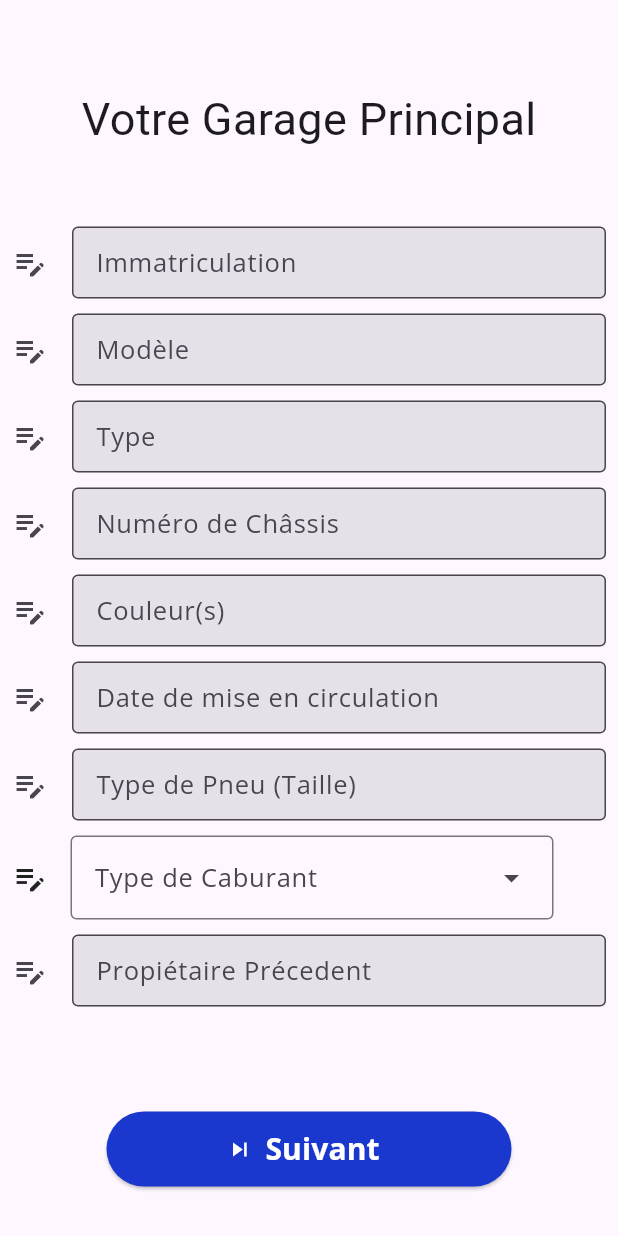
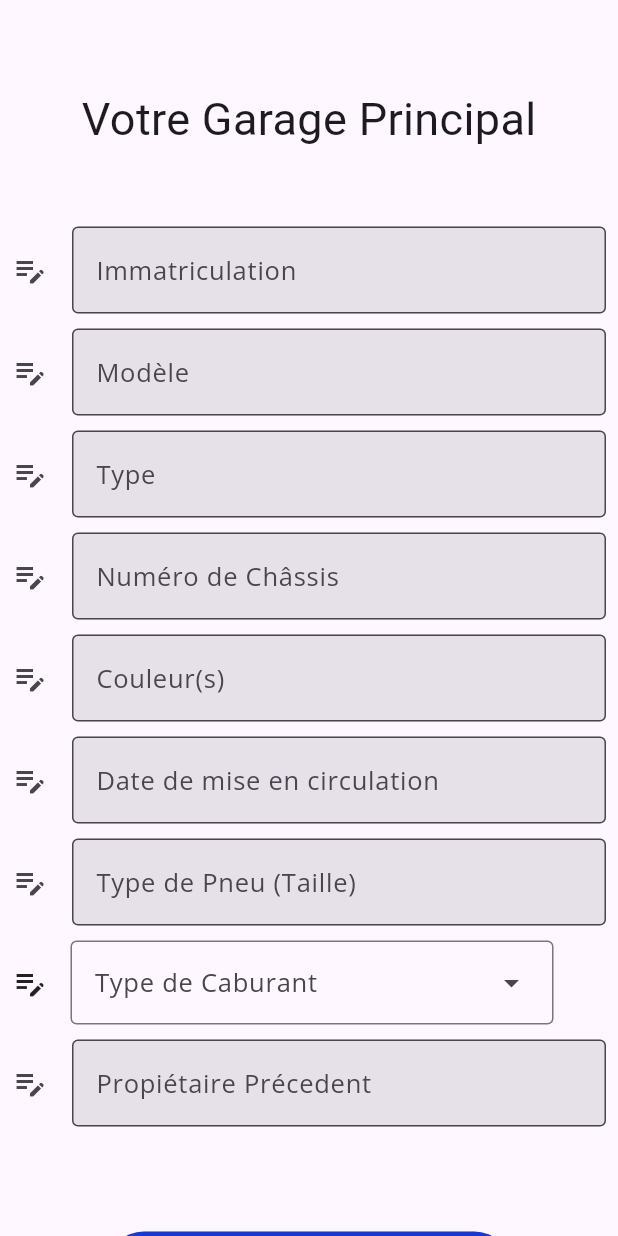
Before and after one commit to segnindenin/articars, a Flutter app: the CarRegister screen opened directly, on a phone screen of 412 x 824 dp. Run offline on Flutter 3.47's test engine with Material 3 defaults, Android fonts, the phone set to English and light mode, and no system bars; our stand-ins replace google_fonts, shared_preferences, sqflite; accounts and stored records are empty; Roboto replaces fonts that are missing (Boogaloo).

Commit message:
version with 3.13.5 !

```diff
--- a/lib/screens/home.dart
+++ b/lib/screens/home.dart
@@ -58,7 +58,7 @@ class _HomeScreenState extends State<HomeScreen> {
                             backgroundImage: AssetImage('assets/image.jpg'),
                           ),
                         ),
-                        SizedBox(height: 8.0),
+                        const SizedBox(height: 8.0),
                         const Text(
                           'Bienvenu, HENRI',
                           style: TextStyle(
--- a/lib/screens/register_car.dart
+++ b/lib/screens/register_car.dart
@@ -50,7 +50,7 @@ class _CarRegisterState extends State<CarRegister> {
               height: 50,
             ),
             TextField(
-              style: const TextStyle(fontSize: 8),
+              style: const TextStyle(fontSize: 17),
               controller: _immatriculationController,
               decoration: InputDecoration(
                 border: const OutlineInputBorder(),
@@ -66,7 +66,7 @@ class _CarRegisterState extends State<CarRegister> {
               height: 10,
             ),
             TextField(
-              style: const TextStyle(fontSize: 8),
+              style: const TextStyle(fontSize: 17),
               controller: _modeleController,
               decoration: InputDecoration(
                 border: const OutlineInputBorder(),
@@ -82,7 +82,7 @@ class _CarRegisterState extends State<CarRegister> {
               height: 10,
             ),
             TextField(
-              style: const TextStyle(fontSize: 8),
+              style: const TextStyle(fontSize: 17),
               controller: _typeController,
               decoration: InputDecoration(
                 border: const OutlineInputBorder(),
@@ -98,7 +98,7 @@ class _CarRegisterState extends State<CarRegister> {
               height: 10,
             ),
             TextField(
-              style: const TextStyle(fontSize: 8),
+              style: const TextStyle(fontSize: 17),
               controller: _numeroController,
               decoration: InputDecoration(
                 border: const OutlineInputBorder(),
@@ -114,7 +114,7 @@ class _CarRegisterState extends State<CarRegister> {
               height: 10,
             ),
             TextField(
-              style: const TextStyle(fontSize: 8),
+              style: const TextStyle(fontSize: 17),
               controller: _couleurController,
               decoration: InputDecoration(
                 border: const OutlineInputBorder(),
@@ -130,7 +130,7 @@ class _CarRegisterState extends State<CarRegister> {
               height: 10,
             ),
             TextField(
-              style: const TextStyle(fontSize: 8),
+              style: const TextStyle(fontSize: 17),
               controller: _dateController,
               decoration: InputDecoration(
                 border: const OutlineInputBorder(),
@@ -146,7 +146,7 @@ class _CarRegisterState extends State<CarRegister> {
               height: 10,
             ),
             TextField(
-              style: const TextStyle(fontSize: 8),
+              style: const TextStyle(fontSize: 17),
               controller: _pneuController,
               decoration: InputDecoration(
                 border: const OutlineInputBorder(),
@@ -191,7 +191,7 @@ class _CarRegisterState extends State<CarRegister> {
               height: 10,
             ),
             TextField(
-              style: const TextStyle(fontSize: 8),
+              style: const TextStyle(fontSize: 17),
               controller: _proprioController,
               decoration: InputDecoration(
                 border: const OutlineInputBorder(),
--- a/lib/screens/register_user.dart
+++ b/lib/screens/register_user.dart
@@ -36,6 +36,7 @@ class _UserRegisterState extends State<UserRegister> {
               height: 100,
             ),
             TextField(
+              style: GoogleFonts.openSans(fontSize: 20),
               controller: _firstnameController,
               decoration: InputDecoration(
                 // border: const OutlineInputBorder(),
@@ -51,6 +52,7 @@ class _UserRegisterState extends State<UserRegister> {
               height: 10,
             ),
             TextField(
+              style: GoogleFonts.openSans(fontSize: 20),
               controller: _secondnameController,
               decoration: InputDecoration(
                 border: const OutlineInputBorder(),
@@ -66,6 +68,7 @@ class _UserRegisterState extends State<UserRegister> {
               height: 10,
             ),
             TextField(
+              style: GoogleFonts.openSans(fontSize: 20),
               controller: _compagnieController,
               decoration: InputDecoration(
                 border: const OutlineInputBorder(),
```
Also changed, not shown: lib/model/User.dart (+4 -3 lines), lib/screens/register_garage.dart (+7 -7 lines), lib/screens/suivie_car.dart (+18 -40 lines), pubspec.lock.
